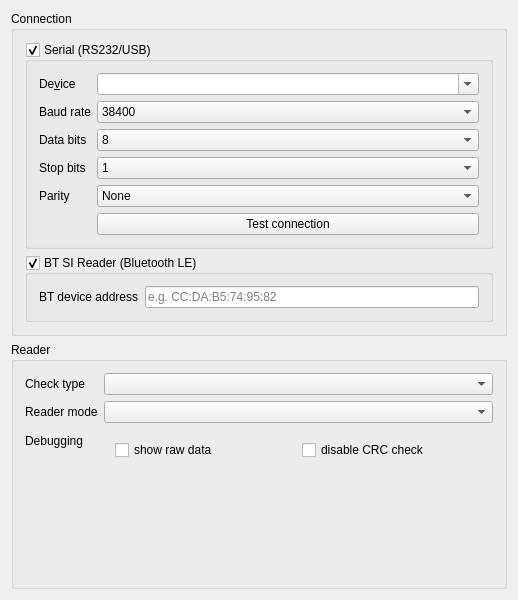
This is quickevent/app/quickevent/plugins/CardReader/src/cardreadersettingspage.ui in arnost00/quickbox as Qt 5 draws it before an edit. The edited form follows.
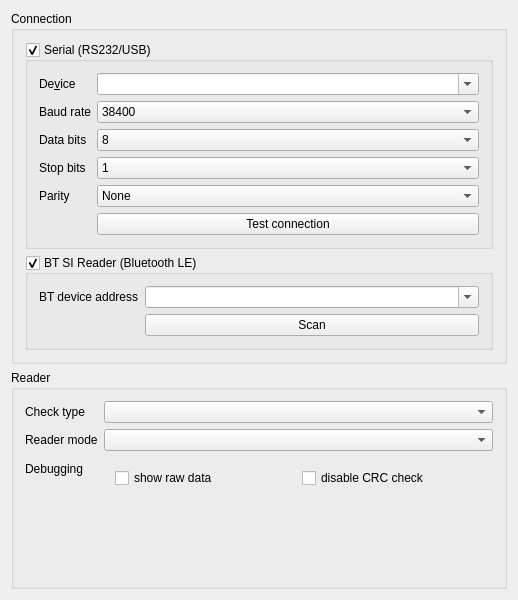
This is the edited form.

Commit message: Add BLE device discovery to CardReader settings

What changed in the file:
```diff
--- a/quickevent/app/quickevent/plugins/CardReader/src/cardreadersettingspage.ui
+++ b/quickevent/app/quickevent/plugins/CardReader/src/cardreadersettingspage.ui
@@ -212,12 +212,22 @@
           </widget>
          </item>
          <item row="0" column="1">
-          <widget class="QLineEdit" name="edBtsiAddress">
+          <widget class="QComboBox" name="cbxBtsiAddress">
+           <property name="editable">
+            <bool>true</bool>
+           </property>
            <property name="placeholderText">
             <string>e.g. CC:DA:B5:74:95:82</string>
            </property>
           </widget>
          </item>
+         <item row="1" column="1">
+          <widget class="QPushButton" name="btScanBt">
+           <property name="text">
+            <string>Scan</string>
+           </property>
+          </widget>
+         </item>
         </layout>
        </widget>
       </item>
```
Left out of the diff: 3 changed lines with no effect on the pictures. The commit also changes 2 other files.
